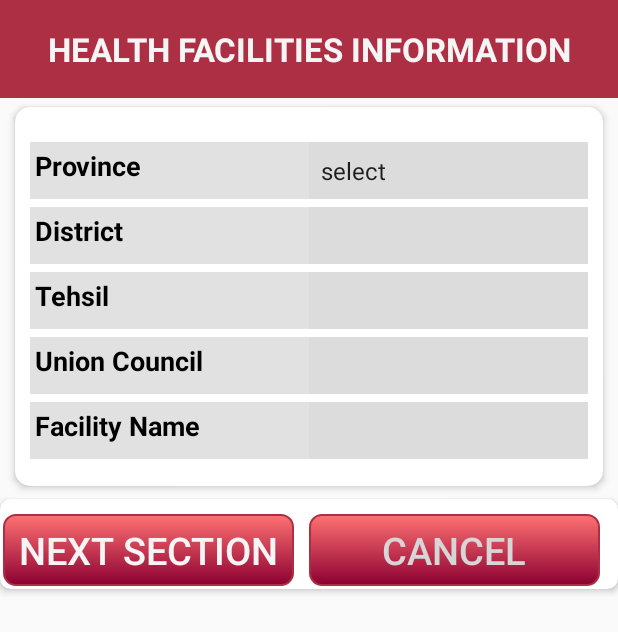
After one commit to AliAzaz/DR_Registration, an Android app: the HFacilityActivity screen opened directly, with no data from a screen before it, on a phone screen of 412 x 824 dp. The commit adds this screen. Shown: the top 632 px of the screen. Run offline under Robolectric (Android 15) with nearby library versions, the phone set to English and light mode, and no system bars; our stand-ins replace data binding; Roboto replaces fonts that are not available here.

Commit message:
some changes and add hfacility activity

```diff
--- a/app/src/main/AndroidManifest.xml
+++ b/app/src/main/AndroidManifest.xml
@@ -59,7 +59,8 @@
             android:name=".ui.InfoActivity"
             android:screenOrientation="portrait"
             android:theme="@style/AppTheme1" />
-        <activity android:name=".ui.Providers_Enrollment"></activity>
+        <activity android:name=".ui.Providers_Enrollment" />
+        <activity android:name=".ui.HFacilityActivity"></activity>
     </application>
 
 </manifest>
--- /dev/null
+++ b/app/src/main/java/com/example/hassannaqvi/dr_registration/ui/HFacilityActivity.java
@@ -0,0 +1,30 @@
+package com.example.hassannaqvi.dr_registration.ui;
+
+import android.databinding.DataBindingUtil;
+import android.os.Bundle;
+import android.support.v7.app.AppCompatActivity;
+
+import com.example.hassannaqvi.dr_registration.R;
+import com.example.hassannaqvi.dr_registration.databinding.ActivityHfacilityBinding;
+
+public class HFacilityActivity extends AppCompatActivity {
+
+    ActivityHfacilityBinding bi;
+
+    @Override
+    protected void onCreate(Bundle savedInstanceState) {
+        super.onCreate(savedInstanceState);
+
+        bi = DataBindingUtil.setContentView(this, R.layout.activity_hfacility);
+        bi.setCallback(this);
+
+    }
+
+    public void BtnContinue() {
+
+    }
+
+    public void BtnEnd() {
+
+    }
+}
--- a/app/src/main/java/com/example/hassannaqvi/dr_registration/ui/Providers_Enrollment.java
+++ b/app/src/main/java/com/example/hassannaqvi/dr_registration/ui/Providers_Enrollment.java
@@ -41,7 +41,6 @@ public class Providers_Enrollment extends AppCompatActivity implements AdapterVi
 
         setUI();
         setUIListeners();
-        setInitialization();
         setFunctionality();
     }
 
@@ -57,15 +56,8 @@ public class Providers_Enrollment extends AppCompatActivity implements AdapterVi
         bi.spDistrict.setOnItemSelectedListener(this);
         bi.spVillage.setOnItemSelectedListener(this);
 
-        bi.edWorking.addTextChangedListener(generalTextWatcher);
+//        bi.edWorking.addTextChangedListener(generalTextWatcher);
 
-    }
-
-    public void setInitialization() {
-        List<String> listPrv, listDist, listVil;
-        listPrv = new ArrayList<>();
-        listDist = new ArrayList<>();
-        listVil = new ArrayList<>();
     }
 
     public void setFunctionality() {
--- /dev/null
+++ b/app/src/main/res/layout/activity_hfacility.xml
@@ -0,0 +1,200 @@
+<?xml version="1.0" encoding="utf-8"?>
+<layout xmlns:android="http://schemas.android.com/apk/res/android"
+    xmlns:tools="http://schemas.android.com/tools"
+    tools:context=".ui.HFacilityActivity">
+
+    <data>
+
+        <import type="android.view.View" />
+
+        <variable
+            name="callback"
+            type="com.example.hassannaqvi.dr_registration.ui.HFacilityActivity" />
+    </data>
+
+    <LinearLayout
+        android:layout_width="match_parent"
+        android:layout_height="match_parent"
+        android:orientation="vertical"
+        tools:context=".ui.HFacilityActivity">
+
+        <TextView
+            android:layout_width="match_parent"
+            android:layout_height="wrap_content"
+            android:background="@color/colorPrimary"
+            android:padding="18dp"
+            android:text="Health Facilities Information"
+            android:textAlignment="center"
+            android:textAllCaps="true"
+            android:textColor="@color/white"
+            android:textSize="22sp"
+            android:textStyle="bold" />
+
+        <ScrollView
+            android:layout_width="match_parent"
+            android:layout_height="wrap_content"
+            android:orientation="vertical">
+            <!-- Login progress -->
+
+            <LinearLayout
+                android:layout_width="match_parent"
+                android:layout_height="wrap_content"
+                android:orientation="vertical">
+
+                <android.support.v7.widget.CardView style="@style/Q_CardView">
+
+                    <LinearLayout style="@style/Q_Linerlayout_v">
+
+                        <LinearLayout
+                            android:id="@+id/llProvinceHF"
+                            android:layout_width="fill_parent"
+                            android:layout_height="wrap_content"
+                            android:layout_marginTop="5sp"
+                            android:background="@color/hitnscolor"
+                            android:weightSum="2">
+
+                            <TextView
+                                style="@style/TextView"
+                                android:layout_weight="1"
+                                android:text="Province"
+                                android:textStyle="bold" />
+
+                            <Spinner
+                                android:id="@+id/spProvinceHF"
+                                style="@style/EditText_Name"
+                                android:layout_weight="1"
+                                android:background="@color/hitnscolor1"
+                                android:entries="@array/spProvince"
+                                android:textStyle="bold" />
+
+                        </LinearLayout>
+
+                        <LinearLayout
+                            android:id="@+id/llDistrictHF"
+                            android:layout_width="fill_parent"
+                            android:layout_height="wrap_content"
+                            android:layout_marginTop="5sp"
+                            android:background="@color/hitnscolor"
+                            android:weightSum="2">
+
+                            <TextView
+                                style="@style/TextView"
+                                android:layout_weight="1"
+                                android:text="District"
+                                android:textStyle="bold" />
+
+                            <Spinner
+                                android:id="@+id/spDistrictHF"
+                                style="@style/EditText_Name"
+                                android:layout_weight="1"
+                                android:background="@color/hitnscolor1"
+                                android:textStyle="bold" />
+
+                        </LinearLayout>
+
+                        <LinearLayout
+                            android:id="@+id/llTehsilHF"
+                            android:layout_width="fill_parent"
+                            android:layout_height="wrap_content"
+                            android:layout_marginTop="5sp"
+                            android:background="@color/hitnscolor"
+                            android:weightSum="2">
+
+                            <TextView
+                                style="@style/TextView"
+                                android:layout_weight="1"
+                                android:text="Tehsil"
+                                android:textStyle="bold" />
+
+                            <Spinner
+                                android:id="@+id/spTehsilHF"
+                                style="@style/EditText_Name"
+                                android:layout_weight="1"
+                                android:background="@color/hitnscolor1"
+                                android:textStyle="bold" />
+
+                        </LinearLayout>
+
+                        <LinearLayout
+                            android:id="@+id/llUC"
+                            android:layout_width="fill_parent"
+                            android:layout_height="wrap_content"
+                            android:layout_marginTop="5sp"
+                            android:background="@color/hitnscolor"
+                            android:weightSum="2">
+
+                            <TextView
+                                style="@style/TextView"
+                                android:layout_weight="1"
+                                android:text="Union Council"
+                                android:textStyle="bold" />
+
+                            <Spinner
+                                android:id="@+id/spUC"
+                                style="@style/EditText_Name"
+                                android:layout_weight="1"
+                                android:background="@color/hitnscolor1"
+                                android:textStyle="bold" />
+
+                        </LinearLayout>
+
+                        <LinearLayout
+                            android:id="@+id/llFacilityName"
+                            android:layout_width="fill_parent"
+                            android:layout_height="wrap_content"
+                            android:layout_marginTop="5sp"
+                            android:background="@color/hitnscolor"
+                            android:weightSum="2">
+
+                            <TextView
+                                style="@style/TextView"
+                                android:layout_weight="1"
+                                android:text="Facility Name"
+                                android:textStyle="bold" />
+
+                            <Spinner
+                                android:id="@+id/spFacilityName"
+                                style="@style/EditText_Name"
+                                android:layout_weight="1"
+                                android:background="@color/hitnscolor1"
+                                android:textStyle="bold" />
+
+                        </LinearLayout>
+
+                    </LinearLayout>
+
+                </android.support.v7.widget.CardView>
+
+                <!--End-->
+                <android.support.v7.widget.CardView style="@style/cardView">
+
+                    <LinearLayout
+                        style="@style/linerlayout_view"
+                        android:orientation="horizontal">
+
+                        <Button
+                            android:id="@+id/btn_Continue"
+                            style="@style/button"
+                            android:layout_marginRight="10dp"
+                            android:onClick="@{() -> callback.BtnContinue()}"
+                            android:text="@string/nextSection" />
+
+                        <Button
+                            android:id="@+id/btn_End"
+                            style="@style/button"
+                            android:layout_marginRight="10dp"
+                            android:onClick="@{() -> callback.BtnEnd()}"
+                            android:text="@string/end_interview"
+                            android:textColor="@color/dullWhile" />
+
+                    </LinearLayout>
+
+                </android.support.v7.widget.CardView>
+
+            </LinearLayout>
+
+        </ScrollView>
+
+    </LinearLayout>
+
+</layout>
--- a/app/src/main/res/layout/dialog_facility_selection.xml
+++ b/app/src/main/res/layout/dialog_facility_selection.xml
@@ -165,7 +165,6 @@
         android:layout_margin="3dp"
         android:orientation="horizontal">
 
-
         <Button
             android:id="@+id/btn_cncl"
             style="@style/Button_collder"
--- a/app/src/main/res/values/strings.xml
+++ b/app/src/main/res/values/strings.xml
@@ -47,8 +47,8 @@
     <string name="istatusb">نا مکمل</string>
     <string name="istatusc">انکار کردیا</string>
     <string name="istatusd">گھر بند ہے</string>
-    <string name="nextSection">ايندڙ سيڪشن</string>
-    <string name="end_interview">ختم ڪيو</string>
+    <string name="nextSection">NEXT SECTION</string>
+    <string name="end_interview">CANCEL</string>
     <string name="addMember">افراد کا اندراج</string>
 
     <!--Form 01-->
```
Also changed, not shown: 1 other file.
